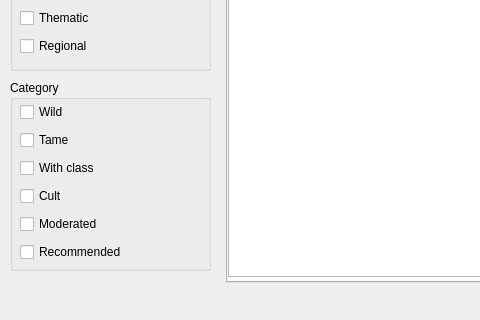
Old version of the form ui/channel_list.ui in the repository gitter-badger/simplechatclient; both pictures show x 0 to 480 and y 270 to 590 of the 790 by 590 pixel window.
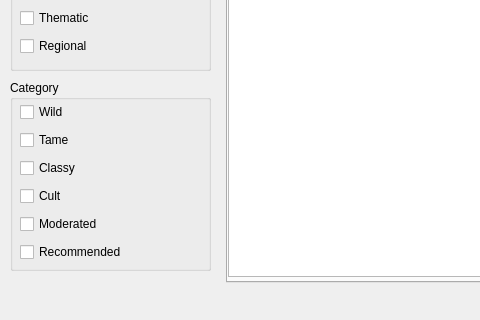
New version of the form. Icons and pictures are not drawn.

```diff
--- a/ui/channel_list.ui
+++ b/ui/channel_list.ui
@@ -224,7 +224,7 @@
            <item>
             <widget class="QCheckBox" name="checkBox_with_class">
              <property name="text">
-              <string>With class</string>
+              <string>Classy</string>
              </property>
             </widget>
            </item>
```
